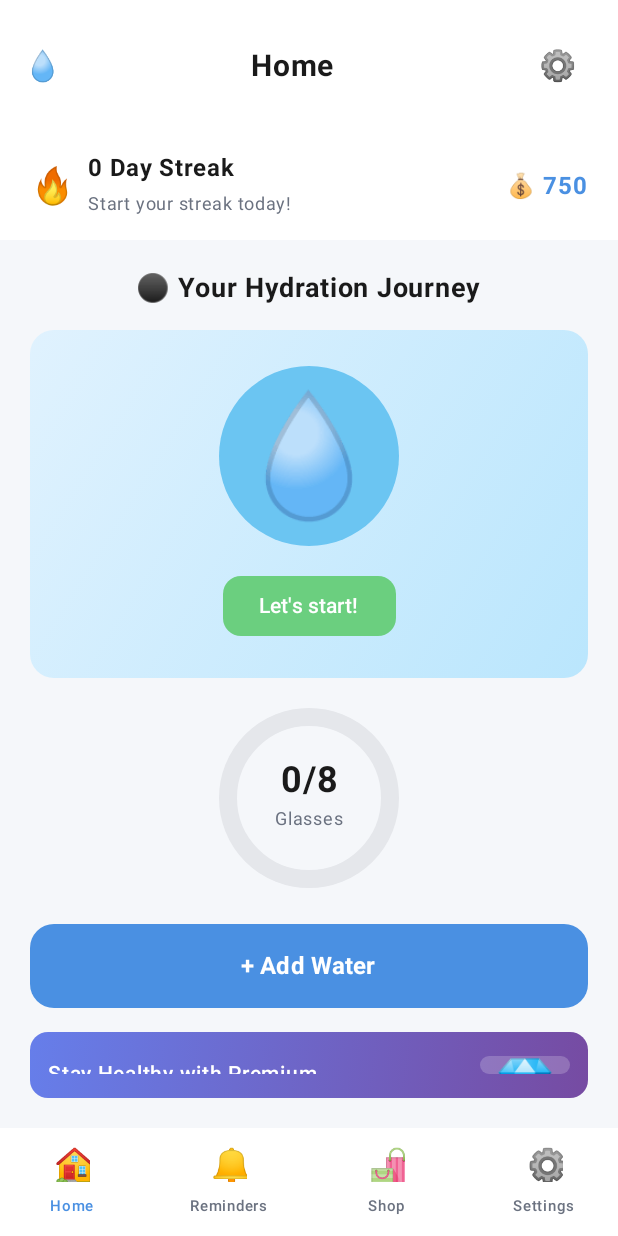
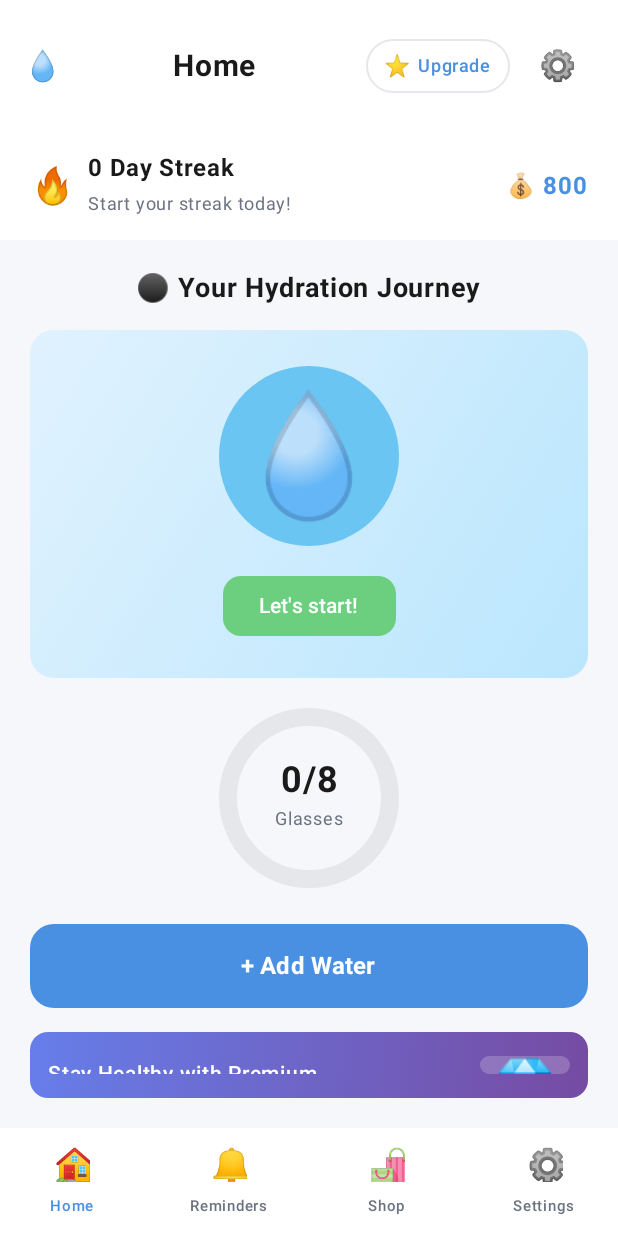
Before and after one commit to DanielSelas/HydroHero, an Android app built with Jetpack Compose: the screen it shows after launch (MainActivity), on a phone screen of 412 x 824 dp. Run offline under Robolectric (Android 15) with nearby library versions, the light colour scheme and no system bars; libraries missing offline, so code that uses them is left out: nl.dionsegijn.konfetti.

Commit message:
Add premium subscription system
- Add premium status tracking to UserData (isPremium, premiumType)
- Add isPremium flag to ShopItem data model
- Create SubscriptionDialog with monthly (\$1.99) and lifetime (\$8.99) options
- Block premium item purchases for non-premium users
- Add subscription button in HomeScreen header (replaces settings icon position)
- Implement premium status persistence in DataRepository
- Add upgradeToPremium() function in WaterViewModel
- Update shop purchase logic to check premium status
- Show upgrade prompt when attempting to purchase premium items
- Reset premium status on app start for testing

```diff
--- a/app/src/main/java/com/example/hydrohero/MainActivity.kt
+++ b/app/src/main/java/com/example/hydrohero/MainActivity.kt
@@ -30,6 +30,7 @@ import com.example.hydrohero.ui.screens.HomeScreen
 import com.example.hydrohero.ui.screens.RemindersScreen
 import com.example.hydrohero.ui.screens.SettingsScreen
 import com.example.hydrohero.ui.screens.ShopScreen
+import com.example.hydrohero.ui.screens.SubscriptionDialog
 import com.example.hydrohero.ui.theme.*
 import com.example.hydrohero.ui.viewmodel.WaterViewModel
 
@@ -53,6 +54,7 @@ fun HydroHeroApp() {
     val viewModel = remember { WaterViewModel(dataRepository) }
     var showAddWaterDialog by remember { mutableStateOf(false) }
     var showAddReminderDialog by remember { mutableStateOf(false) }
+    var showSubscriptionDialog by remember { mutableStateOf(false) }
 
     Box(modifier = Modifier.fillMaxSize()) {
         Scaffold(
@@ -73,6 +75,9 @@ fun HydroHeroApp() {
                         },
                         onSettingsClick = {
                             navController.navigate(Screen.Settings.route)
+                        },
+                        onSubscriptionClick = {
+                            showSubscriptionDialog = true
                         }
                     )
                 }
@@ -97,12 +102,13 @@ fun HydroHeroApp() {
                             val success = viewModel.purchaseShopItem(item)
                             if (!success && !item.isOwned) {
                                 if (item.isPremium) {
-                                    // Show toast for premium items
+                                    // Show toast for premium items - suggest upgrade
                                     android.widget.Toast.makeText(
                                         context,
-                                        "This is a premium item! 👑",
+                                        "Premium item! Upgrade to unlock 👑",
                                         android.widget.Toast.LENGTH_SHORT
                                     ).show()
+                                    showSubscriptionDialog = true
                                 } else {
                                     // Show toast for insufficient coins
                                     android.widget.Toast.makeText(
@@ -167,16 +173,32 @@ fun HydroHeroApp() {
             )
         }
 
+        if (showSubscriptionDialog) {
+            SubscriptionDialog(
+                userData = viewModel.userData,
+                onDismiss = { showSubscriptionDialog = false },
+                onUpgrade = { premiumType ->
+                    viewModel.upgradeToPremium(premiumType)
+                    showSubscriptionDialog = false
+                    android.widget.Toast.makeText(
+                        context,
+                        "Premium activated! 🎉",
+                        android.widget.Toast.LENGTH_SHORT
+                    ).show()
+                }
+            )
+        }
+
         CelebrationOverlay(
             show = viewModel.showCelebration,
-            avatarIcon = viewModel.userData.selectedAvatar,
+            effectIcon = viewModel.userData.selectedEffect, // Use effect icon
             onDismiss = { viewModel.dismissCelebration() }
         )
 
         ProgressFeedbackOverlay(
             show = viewModel.showProgressFeedback,
             message = viewModel.progressMessage,
-            avatarIcon = viewModel.userData.selectedAvatar,
+            effectIcon = viewModel.userData.selectedEffect, // Use effect icon
             onDismiss = { viewModel.dismissProgressFeedback() }
         )
 
--- a/app/src/main/java/com/example/hydrohero/data/DataRepository.kt
+++ b/app/src/main/java/com/example/hydrohero/data/DataRepository.kt
@@ -18,11 +18,14 @@ class DataRepository(context: Context) {
         private const val KEY_COINS = "coins"
         private const val KEY_SELECTED_AVATAR = "selected_avatar"
         private const val KEY_SELECTED_BACKGROUND = "selected_background"
+        private const val KEY_SELECTED_EFFECT = "selected_effect"
         private const val KEY_LAST_DATE = "last_date"
         private const val KEY_GOAL_COMPLETED_TODAY = "goal_completed_today"
         private const val KEY_OWNED_ITEMS = "owned_items"
         private const val KEY_REMINDER_COMPLETIONS = "reminder_completions"
         private const val KEY_REMINDER_REWARD_CLAIMED = "reminder_reward_claimed"
+        private const val KEY_IS_PREMIUM = "is_premium"
+        private const val KEY_PREMIUM_TYPE = "premium_type"
     }
 
     fun getUserData(): UserData {
@@ -38,13 +41,18 @@ class DataRepository(context: Context) {
                 .apply()
         }
 
-        // Always reset intake and streak on app start
+        // Always reset intake, streak, coins, owned items, and premium status on app start (for testing)
         prefs.edit()
             .putString(KEY_LAST_DATE, today)
             .putInt(KEY_CURRENT_INTAKE, 0)
             .putInt(KEY_GLASSES_COUNT, 0)
             .putInt(KEY_STREAK, 0)
             .putBoolean(KEY_GOAL_COMPLETED_TODAY, false)
+            .putInt(KEY_COINS, 800) // Reset to 800 coins
+            .putStringSet(KEY_OWNED_ITEMS, setOf("water", "bear", "sea")) // Reset to default owned items
+            .putBoolean(KEY_IS_PREMIUM, false) // Reset premium status
+            .putString(KEY_PREMIUM_TYPE, "none") // Reset premium type
+            .putString(KEY_SELECTED_EFFECT, "💧") // Reset effect to default
             .apply()
 
         return UserData(
@@ -52,9 +60,12 @@ class DataRepository(context: Context) {
             currentIntake = 0, // Always start at 0
             glassesCount = 0, // Always start at 0
             streak = 0, // Always start at 0
-            coins = prefs.getInt(KEY_COINS, 750),
+            coins = 800, // Always reset to 800
             selectedAvatar = prefs.getString(KEY_SELECTED_AVATAR, "💧") ?: "💧",
-            selectedBackground = prefs.getString(KEY_SELECTED_BACKGROUND, "sea") ?: "sea"
+            selectedBackground = prefs.getString(KEY_SELECTED_BACKGROUND, "sea") ?: "sea",
+            selectedEffect = prefs.getString(KEY_SELECTED_EFFECT, "💧") ?: "💧",
+            isPremium = prefs.getBoolean(KEY_IS_PREMIUM, false),
+            premiumType = prefs.getString(KEY_PREMIUM_TYPE, "none") ?: "none"
         )
     }
 
@@ -132,6 +143,17 @@ class DataRepository(context: Context) {
         prefs.edit().putString(KEY_SELECTED_BACKGROUND, backgroundId).apply()
     }
 
+    fun updateSelectedEffect(effectIcon: String) {
+        prefs.edit().putString(KEY_SELECTED_EFFECT, effectIcon).apply()
+    }
+
+    fun updatePremiumStatus(isPremium: Boolean, premiumType: String) {
+        prefs.edit()
+            .putBoolean(KEY_IS_PREMIUM, isPremium)
+            .putString(KEY_PREMIUM_TYPE, premiumType)
+            .apply()
+    }
+
     fun updateStreak(streak: Int) {
         prefs.edit().putInt(KEY_STREAK, streak).apply()
     }
--- a/app/src/main/java/com/example/hydrohero/data/ShopItem.kt
+++ b/app/src/main/java/com/example/hydrohero/data/ShopItem.kt
@@ -12,6 +12,6 @@ data class ShopItem(
 
 enum class ShopCategory {
     AVATAR,
-    BOTTLE,
+    EFFECT,
     BACKGROUND
 }
--- a/app/src/main/java/com/example/hydrohero/data/WaterData.kt
+++ b/app/src/main/java/com/example/hydrohero/data/WaterData.kt
@@ -10,7 +10,10 @@ data class UserData(
     var currentIntake: Int = 0, // in ml
     var glassesCount: Int = 0,
     var streak: Int = 0,
-    var coins: Int = 750,
+    var coins: Int = 800,
     var selectedAvatar: String = "💧", // Default avatar emoji
-    var selectedBackground: String = "sea" // Default background ID
+    var selectedBackground: String = "sea", // Default background ID
+    var selectedEffect: String = "💧", // Default effect icon
+    var isPremium: Boolean = false, // Premium subscription status
+    var premiumType: String = "none" // "none", "monthly", "lifetime"
 )
--- a/app/src/main/java/com/example/hydrohero/ui/components/CelebrationEffect.kt
+++ b/app/src/main/java/com/example/hydrohero/ui/components/CelebrationEffect.kt
@@ -35,7 +35,7 @@ import kotlin.random.Random
 @Composable
 fun CelebrationOverlay(
     show: Boolean,
-    avatarIcon: String,
+    effectIcon: String, // Effect icon to display
     onDismiss: () -> Unit
 ) {
     if (show) {
@@ -121,7 +121,7 @@ fun CelebrationOverlay(
                     label = "alpha"
                 )
 
-                // Avatar
+                      // Effect icon
                       Box(
                           modifier = Modifier
                               .size(200.dp)
@@ -131,7 +131,7 @@ fun CelebrationOverlay(
                               .background(LightBlue),
                           contentAlignment = Alignment.Center
                       ) {
-                    Text(avatarIcon, fontSize = 120.sp)
+                          Text(effectIcon, fontSize = 120.sp)
                       }
 
                 // Celebration message
@@ -259,7 +259,7 @@ data class StarAnimationData(
 fun ProgressFeedbackOverlay(
     show: Boolean,
     message: String,
-    avatarIcon: String,
+    effectIcon: String, // Effect icon to display
     onDismiss: () -> Unit
 ) {
     if (show) {
@@ -300,7 +300,7 @@ fun ProgressFeedbackOverlay(
                 horizontalAlignment = Alignment.CenterHorizontally,
                 verticalArrangement = Arrangement.spacedBy(16.dp)
             ) {
-                // Avatar
+                      // Effect icon
                       Box(
                           modifier = Modifier
                               .size(150.dp)
@@ -310,7 +310,7 @@ fun ProgressFeedbackOverlay(
                               .background(LightBlue),
                           contentAlignment = Alignment.Center
                       ) {
-                    Text(avatarIcon, fontSize = 90.sp)
+                          Text(effectIcon, fontSize = 90.sp)
                       }
 
                 // Feedback message
--- a/app/src/main/java/com/example/hydrohero/ui/screens/HomeScreen.kt
+++ b/app/src/main/java/com/example/hydrohero/ui/screens/HomeScreen.kt
@@ -21,6 +21,7 @@ fun HomeScreen(
     userData: UserData,
     onAddWaterClick: () -> Unit,
     onSettingsClick: () -> Unit,
+    onSubscriptionClick: () -> Unit,
     modifier: Modifier = Modifier
 ) {
     Column(
@@ -47,8 +48,42 @@ fun HomeScreen(
                 fontWeight = FontWeight.Bold,
                 color = TextDark
             )
-            IconButton(onClick = onSettingsClick) {
-                Text("⚙️", fontSize = 20.sp)
+            Row(
+                horizontalArrangement = Arrangement.spacedBy(8.dp),
+                verticalAlignment = Alignment.CenterVertically
+            ) {
+                // Subscription status/upgrade button
+                Surface(
+                    onClick = onSubscriptionClick,
+                    shape = RoundedCornerShape(20.dp),
+                    color = if (userData.isPremium) Color(0xFFFFD700) else BackgroundWhite,
+                    border = androidx.compose.foundation.BorderStroke(1.dp, if (userData.isPremium) Color(0xFFFFD700) else BorderLight)
+                ) {
+                    Row(
+                        modifier = Modifier.padding(horizontal = 12.dp, vertical = 6.dp),
+                        horizontalArrangement = Arrangement.spacedBy(4.dp),
+                        verticalAlignment = Alignment.CenterVertically
+                    ) {
+                        Text(
+                            text = if (userData.isPremium) "👑" else "⭐",
+                            fontSize = 14.sp
+                        )
+                        Text(
+                            text = if (userData.isPremium) {
+                                when (userData.premiumType) {
+                                    "lifetime" -> "Premium"
+                                    else -> "Premium"
+                                }
+                            } else "Upgrade",
+                            fontSize = 12.sp,
+                            fontWeight = FontWeight.SemiBold,
+                            color = if (userData.isPremium) TextDark else PrimaryBlue
+                        )
+                    }
+                }
+                IconButton(onClick = onSettingsClick) {
+                    Text("⚙️", fontSize = 20.sp)
+                }
             }
         }
 
--- a/app/src/main/java/com/example/hydrohero/ui/viewmodel/WaterViewModel.kt
+++ b/app/src/main/java/com/example/hydrohero/ui/viewmodel/WaterViewModel.kt
@@ -36,11 +36,11 @@ class WaterViewModel(private val dataRepository: DataRepository) {
             ShopItem("lion", "Brave Lion", 350, "🦁", false, ShopCategory.AVATAR, true), // Premium
             ShopItem("dragon", "Mystic Dragon", 500, "🐲", false, ShopCategory.AVATAR, true), // Premium
 
-            // Bottles
-            ShopItem("whale", "Whale Spout", 130, "🐋", false, ShopCategory.BOTTLE, false),
-            ShopItem("bottle1", "Classic Bottle", 100, "🍼", false, ShopCategory.BOTTLE, false),
-            ShopItem("bottle2", "Sports Bottle", 150, "🥤", false, ShopCategory.BOTTLE, false),
-            ShopItem("cup", "Magic Cup", 180, "☕", false, ShopCategory.BOTTLE, true), // Premium
+            // Effects
+            ShopItem("whale", "Whale Spout", 130, "🐋", false, ShopCategory.EFFECT, false),
+            ShopItem("bottle1", "Classic Bottle", 100, "🍼", false, ShopCategory.EFFECT, false),
+            ShopItem("bottle2", "Sports Bottle", 150, "🥤", false, ShopCategory.EFFECT, false),
+            ShopItem("cup", "Magic Cup", 180, "☕", false, ShopCategory.EFFECT, true), // Premium
 
             // Backgrounds
             ShopItem("sea", "Deep Blue Sea", 220, "🌊", true, ShopCategory.BACKGROUND, false),
@@ -225,6 +225,20 @@ class WaterViewModel(private val dataRepository: DataRepository) {
         dataRepository.updateSelectedBackground(backgroundId)
     }
 
+    fun setSelectedEffect(effectIcon: String) {
+        userData = userData.copy(selectedEffect = effectIcon)
+        dataRepository.updateSelectedEffect(effectIcon)
+    }
+
+    fun upgradeToPremium(premiumType: String) {
+        val isPremium = premiumType != "none"
+        userData = userData.copy(
+            isPremium = isPremium,
+            premiumType = premiumType
+        )
+        dataRepository.updatePremiumStatus(isPremium, premiumType)
+    }
+
     fun purchaseShopItem(item: ShopItem): Boolean {
         // Check if already owned
         if (item.isOwned) {
@@ -239,10 +253,9 @@ class WaterViewModel(private val dataRepository: DataRepository) {
             return true
         }
 
-        // Premium items require premium subscription (for now, just show message)
-        if (item.isPremium) {
-            // TODO: Check premium status - for now, allow purchase with coins
-            // In production, this would check if user has premium subscription
+        // Premium items require premium subscription - block purchase if not premium
+        if (item.isPremium && !userData.isPremium) {
+            return false // Cannot purchase premium items without premium subscription
         }
 
         // Free items (price 0) can be selected without purchase
@@ -281,6 +294,10 @@ class WaterViewModel(private val dataRepository: DataRepository) {
             // If it's a background, select it immediately
             if (item.category == ShopCategory.BACKGROUND) {
                 setSelectedBackground(item.id)
+            }
+            // If it's an effect, select it immediately
+            if (item.category == ShopCategory.EFFECT) {
+                setSelectedEffect(item.icon)
             }
 
             return true
```
Also changed, not shown: app/src/main/java/com/example/hydrohero/ui/screens/ShopScreen.kt (+6 -6 lines). Lines whose indentation alone changed are shown as unchanged.
